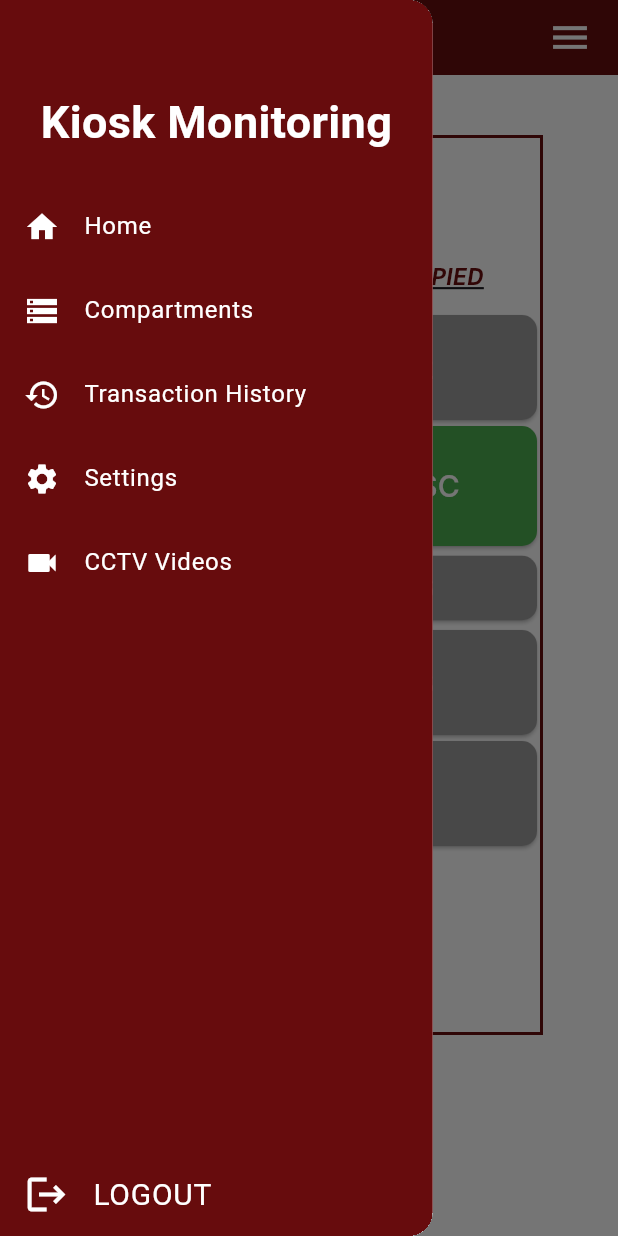
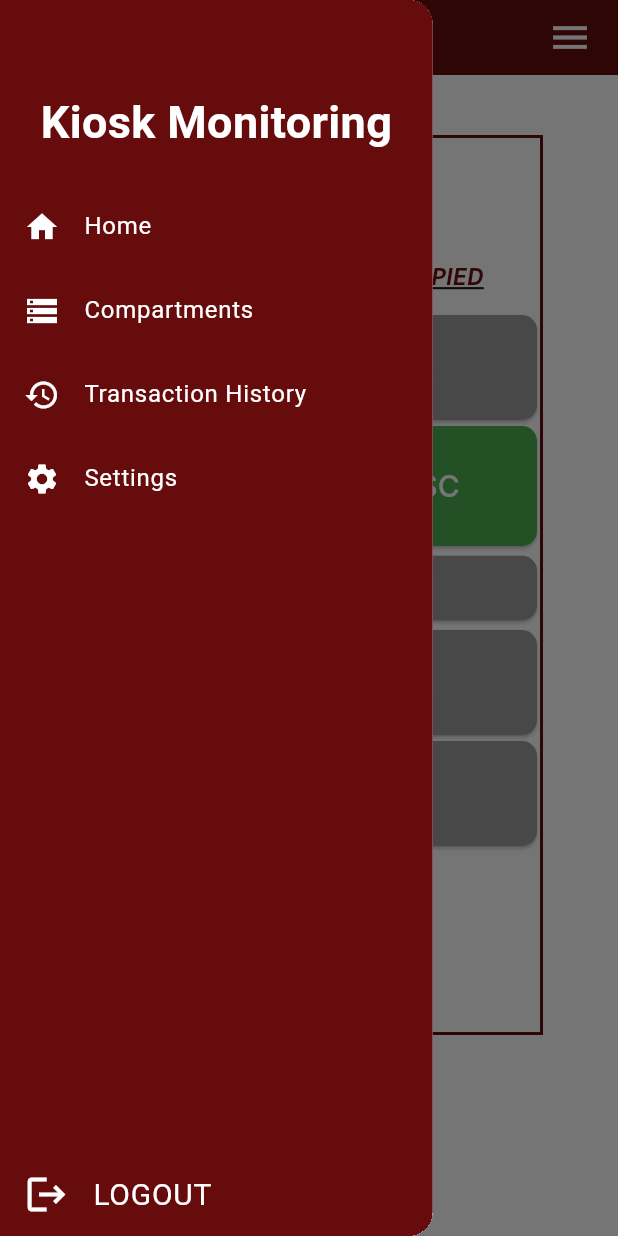
Before and after one commit to ChrisnellJoy19/thesisApp-repo, a Flutter app: the Compartments screen opened directly, with the side drawer open, on a phone screen of 412 x 824 dp. Run offline on Flutter 3.47's test engine with Material 3 defaults, Android fonts, the phone set to English and light mode, and no system bars; our stand-ins replace cloud_firestore, firebase_core; accounts and stored records are empty; Roboto replaces fonts that are missing (Inter).

Commit message:
removed cctv

```diff
--- a/lib/widgets/drawer.dart
+++ b/lib/widgets/drawer.dart
@@ -96,14 +96,6 @@ class _AppDrawerState extends State<AppDrawer> {
                         );
                       },
                     ),
-                    ListTile(
-                      leading: const Icon(Icons.videocam, color: Colors.white),
-                      title: const Text(
-                        'CCTV Videos',
-                        style: TextStyle(color: Colors.white),
-                      ),
-                      onTap: () {},
-                    ),
                   ],
                 ),
               ),
```
